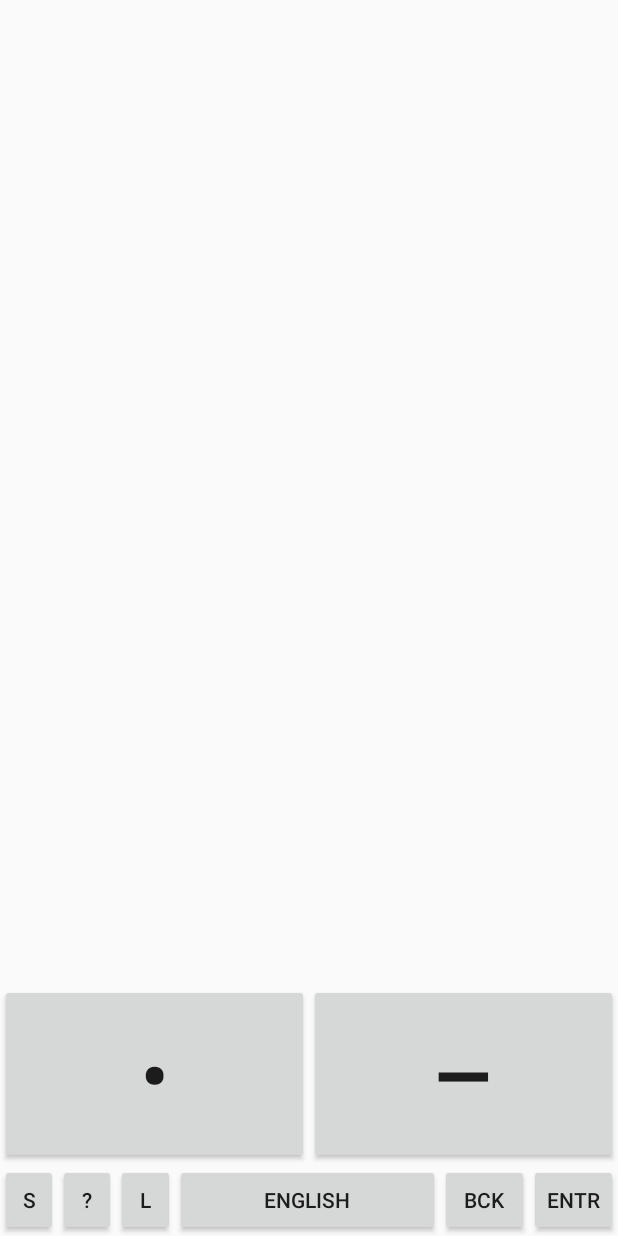
After one commit to GiveNoCode/morse-keyboard, an Android app built with Jetpack Compose: the layout keyboard_layout.xml on its own in the app's theme, with its tools: preview values and no code run, on a phone screen of 412 x 824 dp. The commit adds this screen. Run offline under Robolectric (Android 15) with nearby library versions, the phone set to English and light mode, and no system bars.

Commit message:
implement simple keys

```diff
--- a/app/build.gradle.kts
+++ b/app/build.gradle.kts
@@ -37,6 +37,7 @@ android {
     }
     buildFeatures {
         compose = true
+        viewBinding = true
     }
     composeOptions {
         kotlinCompilerExtensionVersion = libs.versions.androidx.composeCompiler.get()
--- a/app/src/main/java/ua/givenocode/morsekeyboard/MorseInputMethodService.kt
+++ b/app/src/main/java/ua/givenocode/morsekeyboard/MorseInputMethodService.kt
@@ -1,16 +1,57 @@
 package ua.givenocode.morsekeyboard
 
 import android.inputmethodservice.InputMethodService
+import android.view.LayoutInflater
 import android.view.View
-import android.widget.TextView
+import ua.givenocode.morsekeyboard.databinding.KeyboardLayoutBinding
 
 
 class MorseInputMethodService : InputMethodService() {
 
     override fun onCreateInputView(): View {
-        return TextView(this).apply {
-            text = "Hello"
+        return KeyboardLayoutBinding.inflate(LayoutInflater.from(this)).apply {
+            dit.setOnClickListener { dit() }
+            dah.setOnClickListener { dah() }
+            shift.setOnClickListener { shift() }
+            help.setOnClickListener { help() }
+            lang.setOnClickListener { lang() }
+            space.setOnClickListener { space() }
+            del.setOnClickListener { del() }
+            enter.setOnClickListener { enter() }
+        }.root
+    }
+
+    private fun dit() {
+        currentInputConnection.commitText(getString(R.string.dit), 1)
+    }
+
+    private fun dah() {
+        currentInputConnection.commitText(getString(R.string.dah), 1)
+    }
+
+    private fun shift() {
+
+    }
+
+    private fun help() {
+
+    }
+
+    private fun lang() {
+
+    }
+
+    private fun space() {
+        currentInputConnection.commitText(" ", 1)
+    }
+
+    private fun del() {
+        if (currentInputConnection.getSelectedText(0).isNullOrEmpty()) {
+            currentInputConnection.deleteSurroundingText(1, 0)
         }
     }
 
+    private fun enter() {
+
+    }
 }
--- /dev/null
+++ b/app/src/main/res/layout/keyboard_layout.xml
@@ -0,0 +1,80 @@
+<?xml version="1.0" encoding="utf-8"?>
+<LinearLayout xmlns:android="http://schemas.android.com/apk/res/android"
+    android:layout_width="match_parent"
+    android:layout_height="wrap_content"
+    android:layout_gravity="bottom"
+    android:orientation="vertical">
+
+    <LinearLayout
+        android:layout_width="match_parent"
+        android:layout_height="wrap_content"
+        android:orientation="horizontal">
+
+        <Button
+            android:id="@+id/dit"
+            android:layout_width="0dp"
+            android:layout_height="@dimen/key_height_large"
+            android:textStyle="bold"
+            android:textSize="48sp"
+            android:layout_weight="1"
+            android:text="@string/dit" />
+
+        <Button
+            android:id="@+id/dah"
+            android:layout_width="0dp"
+            android:layout_height="@dimen/key_height_large"
+            android:textStyle="bold"
+            android:textSize="48sp"
+            android:layout_weight="1"
+            android:text="@string/dah" />
+
+    </LinearLayout>
+
+    <LinearLayout
+        android:layout_width="match_parent"
+        android:layout_height="wrap_content">
+
+        <Button
+            android:id="@+id/shift"
+            android:layout_width="0dp"
+            android:layout_height="@dimen/key_height"
+            android:layout_weight="2"
+            android:text="s" />
+
+        <Button
+            android:id="@+id/help"
+            android:layout_width="0dp"
+            android:layout_height="@dimen/key_height"
+            android:layout_weight="2"
+            android:text="\?" />
+
+        <Button
+            android:id="@+id/lang"
+            android:layout_width="0dp"
+            android:layout_height="@dimen/key_height"
+            android:layout_weight="2"
+            android:text="l" />
+
+        <Button
+            android:id="@+id/space"
+            android:layout_width="0dp"
+            android:layout_height="@dimen/key_height"
+            android:layout_weight="9"
+            android:text="English" />
+
+        <Button
+            android:id="@+id/del"
+            android:layout_width="0dp"
+            android:layout_height="@dimen/key_height"
+            android:layout_weight="3"
+            android:text="bck" />
+
+        <Button
+            android:id="@+id/enter"
+            android:layout_width="0dp"
+            android:layout_height="@dimen/key_height"
+            android:layout_weight="3"
+            android:text="entr" />
+
+    </LinearLayout>
+</LinearLayout>
--- /dev/null
+++ b/app/src/main/res/values/dimens.xml
@@ -0,0 +1,5 @@
+<?xml version="1.0" encoding="utf-8"?>
+<resources>
+    <dimen name="key_height">48dp</dimen>
+    <dimen name="key_height_large">120dp</dimen>
+</resources>
--- a/app/src/main/res/values/strings.xml
+++ b/app/src/main/res/values/strings.xml
@@ -1,3 +1,5 @@
 <resources>
     <string name="app_name">Morse Keyboard</string>
+    <string name="dit">•</string>
+    <string name="dah">―</string>
 </resources>
```
